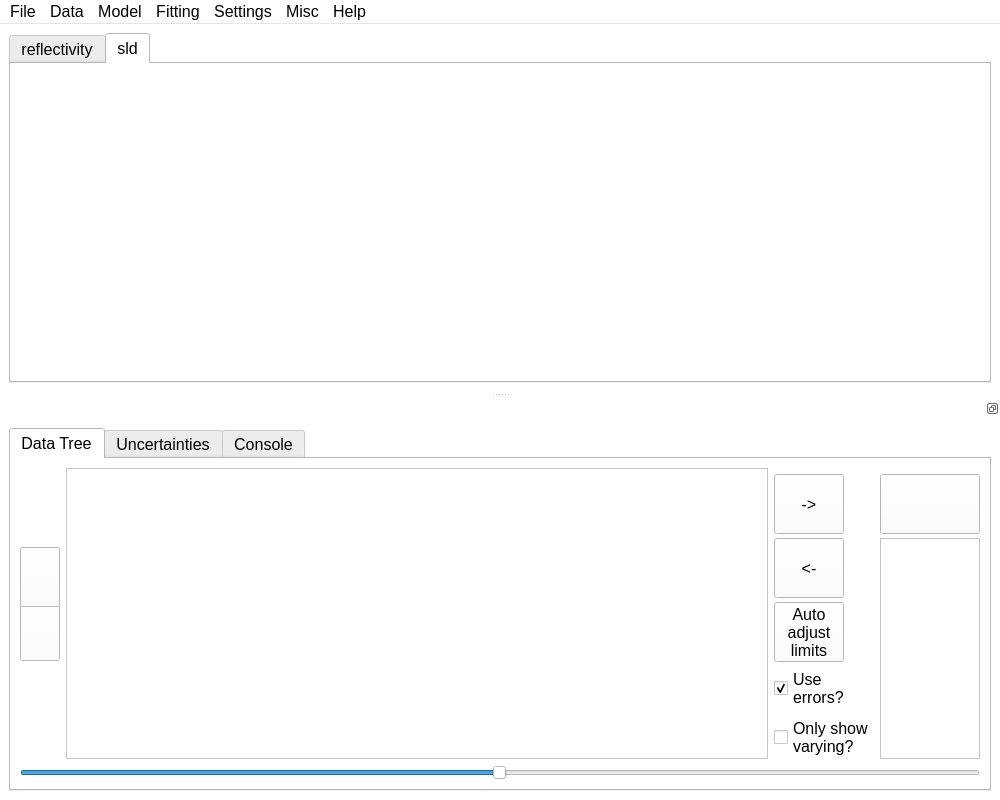
Above: refnx/reflect/_app/ui/motofit.ui from refnx/refnx before the change. Below: the same form after it.
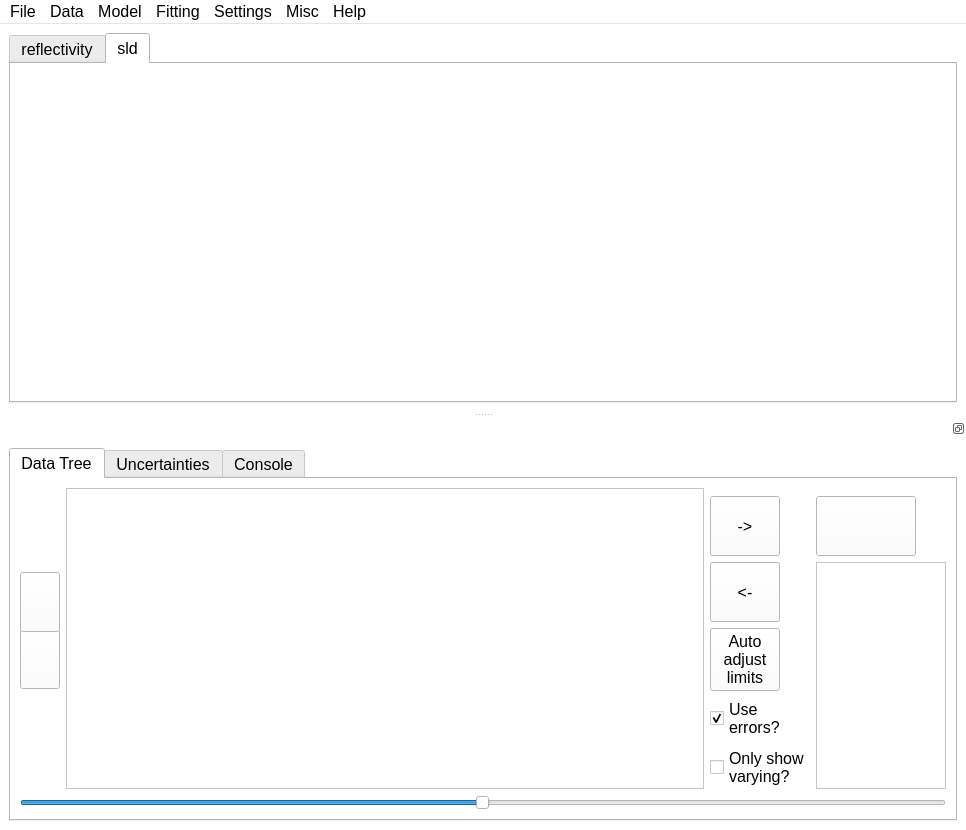
That is the form after the change. Icons and pictures are not drawn.

Commit message: GUI: fix to corner plot [ci skip]

Diff of the .ui file:
```diff
--- a/refnx/reflect/_app/ui/motofit.ui
+++ b/refnx/reflect/_app/ui/motofit.ui
@@ -6,8 +6,8 @@
    <rect>
     <x>0</x>
     <y>0</y>
-    <width>1000</width>
-    <height>800</height>
+    <width>966</width>
+    <height>830</height>
    </rect>
   </property>
   <property name="sizePolicy">
@@ -538,7 +538,7 @@
     <rect>
      <x>0</x>
      <y>0</y>
-     <width>1000</width>
+     <width>966</width>
      <height>22</height>
     </rect>
    </property>
@@ -870,7 +870,7 @@
            </property>
            <property name="maximumSize">
             <size>
-             <width>100</width>
+             <width>130</width>
              <height>16777215</height>
             </size>
            </property>
```
The commit also changes 1 other file.
